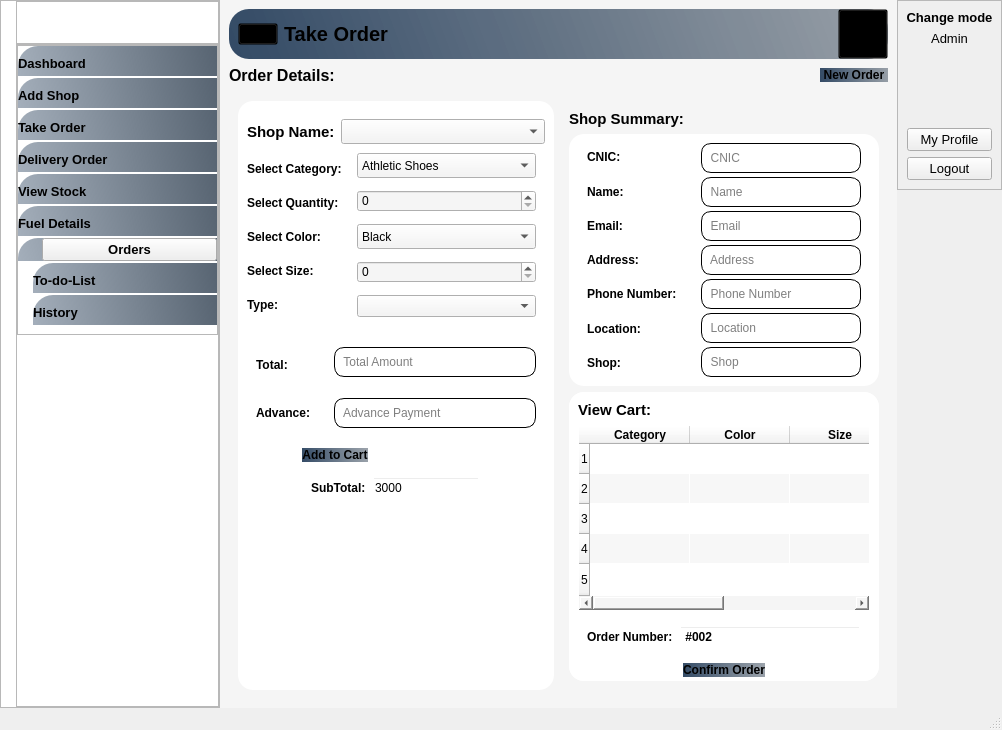
Old version of the form Rider.ui in the repository mukarramdaniel/Distribution-System_Python.
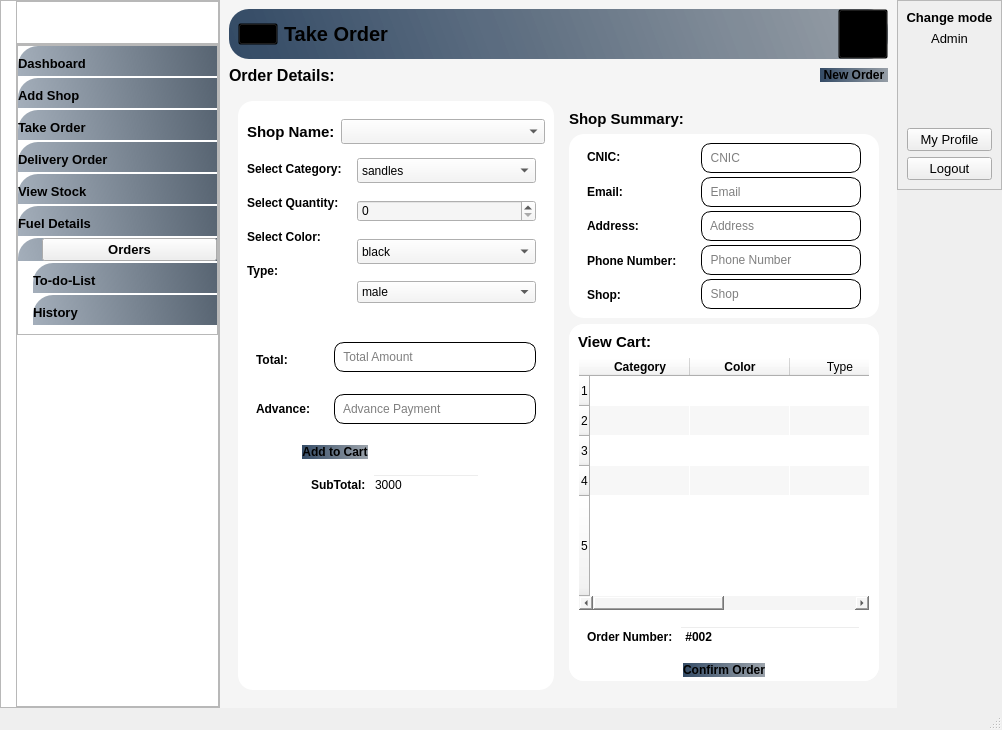
New version of the form. Icons and pictures are not drawn.

Diff of the .ui file:
```diff
--- a/Rider.ui
+++ b/Rider.ui
@@ -1613,19 +1613,6 @@
                          </property>
                         </widget>
                        </item>
-                       <item>
-                        <widget class="QLabel" name="label_38">
-                         <property name="font">
-                          <font>
-                           <weight>75</weight>
-                           <bold>true</bold>
-                          </font>
-                         </property>
-                         <property name="text">
-                          <string>Select Size:</string>
-                         </property>
-                        </widget>
-                       </item>
                        <item>
                         <widget class="QLabel" name="Type">
                          <property name="font">
@@ -1670,7 +1657,7 @@
                          </property>
                          <item>
                           <property name="text">
-                           <string>Athletic Shoes</string>
+                           <string>sandles</string>
                           </property>
                          </item>
                          <item>
@@ -1700,7 +1687,7 @@
                          </property>
                          <item>
                           <property name="text">
-                           <string>Black</string>
+                           <string>black</string>
                           </property>
                          </item>
                          <item>
@@ -1710,16 +1697,6 @@
                          </item>
                         </widget>
                        </item>
-                       <item>
-                        <widget class="QSpinBox" name="spb_Size_2">
-                         <property name="minimumSize">
-                          <size>
-                           <width>0</width>
-                           <height>20</height>
-                          </size>
-                         </property>
-                        </widget>
-                       </item>
                        <item>
                         <widget class="QComboBox" name="cmb_type">
                          <property name="minimumSize">
@@ -1728,6 +1705,16 @@
                            <height>20</height>
                           </size>
                          </property>
+                         <item>
+                          <property name="text">
+                           <string>male</string>
+                          </property>
+                         </item>
+                         <item>
+                          <property name="text">
+                           <string>female</string>
+                          </property>
+                         </item>
                         </widget>
                        </item>
                       </layout>
@@ -1991,19 +1978,6 @@
                          </property>
                         </widget>
                        </item>
-                       <item>
-                        <widget class="QLabel" name="label_20">
-                         <property name="font">
-                          <font>
-                           <weight>75</weight>
-                           <bold>true</bold>
-                          </font>
-                         </property>
-                         <property name="text">
-                          <string>Name:</string>
-                         </property>
-                        </widget>
-                       </item>
                        <item>
                         <widget class="QLabel" name="label_21">
                          <property name="font">
@@ -2043,19 +2017,6 @@
                          </property>
                         </widget>
                        </item>
-                       <item>
-                        <widget class="QLabel" name="label_24">
-                         <property name="font">
-                          <font>
-                           <weight>75</weight>
-                           <bold>true</bold>
-                          </font>
-                         </property>
-                         <property name="text">
-                          <string>Location:</string>
-                         </property>
-                        </widget>
-                       </item>
                        <item>
                         <widget class="QLabel" name="label_31">
                          <property name="font">
@@ -2100,22 +2061,6 @@
                          </property>
                         </widget>
                        </item>
-                       <item>
-                        <widget class="QLineEdit" name="txt_Name_2">
-                         <property name="minimumSize">
-                          <size>
-                           <width>0</width>
-                           <height>30</height>
-                          </size>
-                         </property>
-                         <property name="readOnly">
-                          <bool>true</bool>
-                         </property>
-                         <property name="placeholderText">
-                          <string>  Name</string>
-                         </property>
-                        </widget>
-                       </item>
                        <item>
                         <widget class="QLineEdit" name="txt_Email_2">
                          <property name="minimumSize">
@@ -2164,22 +2109,6 @@
                          </property>
                         </widget>
                        </item>
-                       <item>
-                        <widget class="QLineEdit" name="txt_Location">
-                         <property name="minimumSize">
-                          <size>
-                           <width>0</width>
-                           <height>30</height>
-                          </size>
-                         </property>
-                         <property name="readOnly">
-                          <bool>true</bool>
-                         </property>
-                         <property name="placeholderText">
-                          <string>  Location</string>
-                         </property>
-                        </widget>
-                       </item>
                        <item>
                         <widget class="QLineEdit" name="txt_Shop_2">
                          <property name="minimumSize">
@@ -2286,13 +2215,7 @@
                          </column>
                          <column>
                           <property name="text">
-                           <string>Size</string>
-                          </property>
-                          <property name="font">
-                           <font>
-                            <weight>75</weight>
-                            <bold>true</bold>
-                           </font>
+                           <string>Type</string>
                           </property>
                          </column>
                          <column>
```
Left out of the diff: 4 changed lines with no effect on the pictures.
